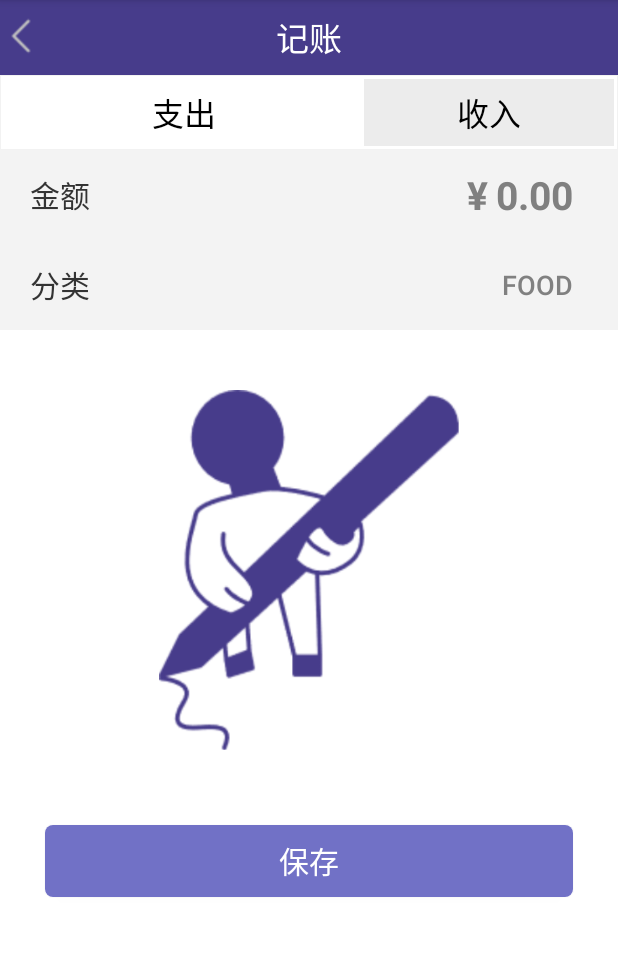
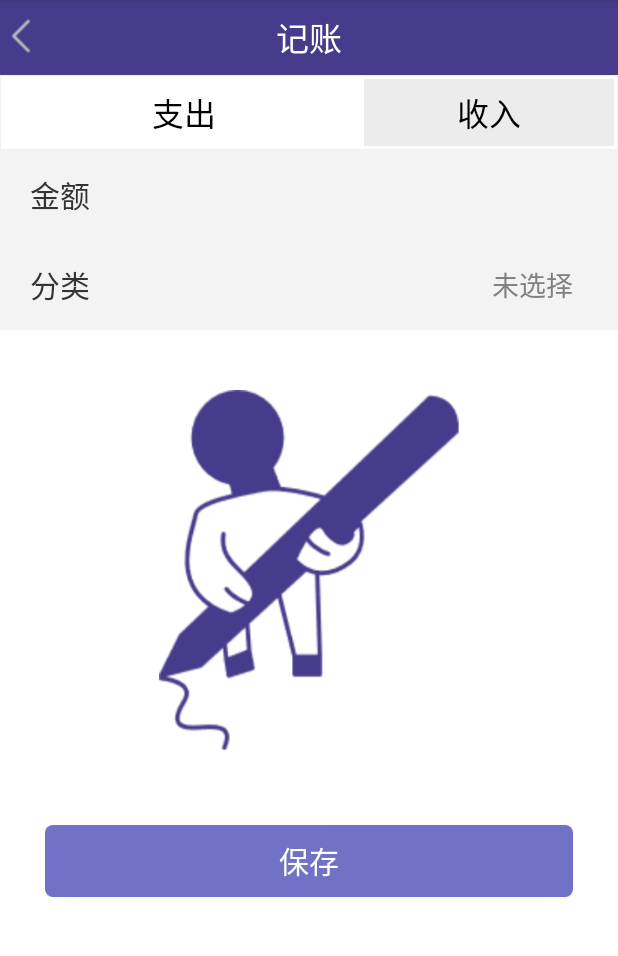
Before and after one commit to 745745/2020android, an Android app: the Account screen opened directly, with no data from a screen before it, on a phone screen of 412 x 824 dp, the part 84-1040 px from its top. Run offline under Robolectric (Android 15) with nearby library versions, the phone set to English and light mode, and no system bars.

Commit message:
Update activity_account.xml

```diff
--- a/app/src/main/res/layout/activity_account.xml
+++ b/app/src/main/res/layout/activity_account.xml
@@ -18,7 +18,8 @@
                 android:layout_width="28dp"
                 android:layout_height="28dp"
                 android:layout_marginTop="10dp"
-                android:background="@drawable/up"/>
+                android:background="@drawable/up"
+                />
             <TextView
                 android:id="@+id/account_tv_1"
                 android:layout_width="wrap_content"
@@ -28,6 +29,7 @@
                 android:layout_centerInParent="true"
                 android:textColor="#ffffff"/>
         </RelativeLayout>
+
         <RelativeLayout
             android:background="@drawable/frame"
             android:id="@+id/account_R_3"
@@ -55,6 +57,7 @@
                 android:layout_marginLeft="240dp"/>
 
         </RelativeLayout>
+
         <RelativeLayout
             android:id="@+id/account_R_4"
             android:layout_below="@id/account_R_3"
@@ -73,7 +76,7 @@
                     android:layout_centerVertical="true"
                     android:layout_marginLeft="20dp"
                     android:textColor="#333333"/>
-                <TextView
+                <!--<TextView
                     android:id="@+id/tv_y"
                     android:layout_width="wrap_content"
                     android:layout_height="wrap_content"
@@ -97,10 +100,11 @@
                     android:layout_centerVertical="true"
                     android:textSize="26dp"
                     android:textStyle="bold"
-                    android:background="@null"/>
+                    android:background="@null"/>-->
 
 
             </RelativeLayout>
+
             <RelativeLayout
                 android:id="@+id/account_R_6"
                 android:layout_below="@id/account_R_5"
@@ -115,20 +119,33 @@
                     android:layout_centerVertical="true"
                     android:layout_marginLeft="20dp"
                     android:textColor="#333333"/>
+
                 <Button
-                    android:id="@+id/btn_classify"
+                    android:id="@+id/textview_classify"
                     android:layout_width="wrap_content"
                     android:layout_height="wrap_content"
                     android:layout_marginRight="30dp"
                     android:layout_alignParentRight="true"
-                    android:text="FOOD"
+                    android:text="未选择"
                     android:textColor="#808080"
                     android:gravity="right|center"
                     android:layout_centerVertical="true"
                     android:textSize="18dp"
                     android:background="@null"/>
+                <!--<Button
+                    android:layout_width="wrap_content"
+                    android:layout_height="wrap_content"
+                    android:id="@+id/btn_class"
+                    android:layout_marginRight="30dp"
+                    android:text="选择分类"
+                    android:textColor="#333333"
+                    android:layout_centerVertical="true"
+                    android:textSize="18dp"
+                    android:gravity="center"
+                    android:background="@null"/>-->
 
             </RelativeLayout>
+
             <ImageView
                 android:id="@+id/img_account_write"
                 android:layout_width="200dp"
```
